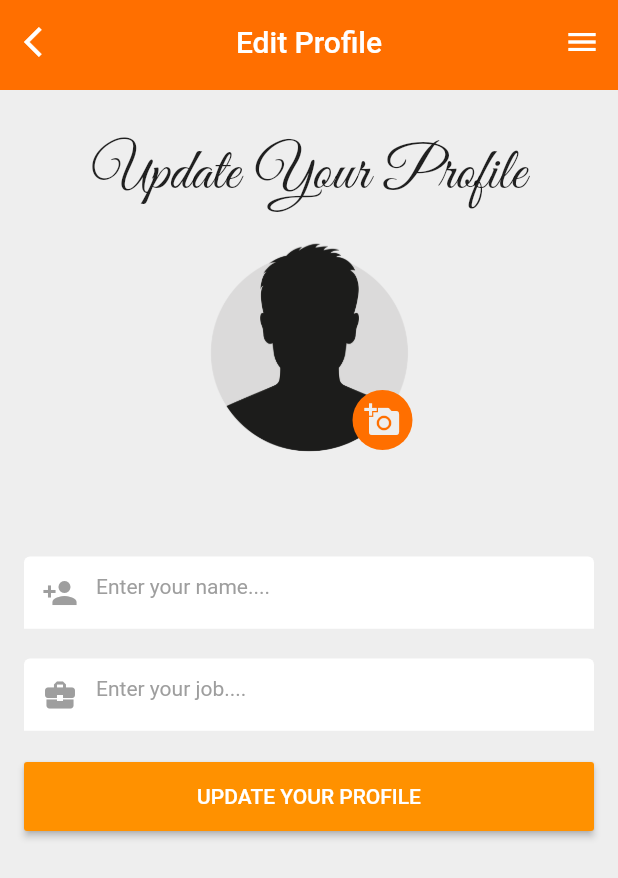
After one commit to amroeldewiny/flutter-profile, a Flutter app: the ProfileMe screen opened directly, on a phone screen of 412 x 824 dp. The commit adds this screen. Shown: the top 878 px of the screen. Run offline on Flutter 3.47's test engine with Material 2 defaults, Android fonts, the phone set to English and light mode, and no system bars; our stand-ins replace cloud_firestore, firebase_auth, flutter_spinkit; accounts and stored records are empty.

Commit message:
add edit profile level 1

```diff
--- a/lib/core/services/auth.dart
+++ b/lib/core/services/auth.dart
@@ -55,6 +55,12 @@ class AuthService {
     return user;
   }
 
+  currentUser() async {
+    final FirebaseUser user = await _auth.currentUser();
+    final uid = user.uid;
+    return uid;
+  }
+
   // verification to each new registred user
   Future<void> sendEmailVerification() async {
     FirebaseUser user = await _auth.currentUser();
--- a/lib/core/services/task.dart
+++ b/lib/core/services/task.dart
@@ -1,4 +1,5 @@
 import 'dart:async';
+import 'package:baobabart/core/models/profile.dart';
 import 'package:cloud_firestore/cloud_firestore.dart';
 
 class TaskService {
--- /dev/null
+++ b/lib/ui/views/dashbaord/profile_me.dart
@@ -0,0 +1,152 @@
+import 'package:flutter/material.dart';
+import 'package:baobabart/core/models/user.dart';
+import 'package:baobabart/core/services/database.dart';
+import 'package:provider/provider.dart';
+import 'package:baobabart/ui/widgets/baobabappbar.dart';
+import 'package:baobabart/ui/widgets/baobabdawer.dart';
+import 'package:baobabart/ui/widgets/baobabloading.dart';
+import 'package:baobabart/ui/views/dashbaord/dashboard.dart';
+import 'package:baobabart/ui/widgets/baobabbutton.dart';
+import 'package:baobabart/ui/widgets/baobabinput.dart';
+import 'package:baobabart/ui/widgets/baobabtheme.dart';
+
+class ProfileMe extends StatefulWidget {
+  @override
+  _ProfileMeState createState() => _ProfileMeState();
+}
+
+class _ProfileMeState extends State<ProfileMe> {
+  final _formKey = GlobalKey<FormState>();
+  final GlobalKey<ScaffoldState> _drawerKey = new GlobalKey<ScaffoldState>();
+
+  // form values
+  String currentName;
+  String currentJob;
+  String currentImage;
+  @override
+  Widget build(BuildContext context) {
+    User user = Provider.of<User>(context);
+    return Scaffold(
+      key: _drawerKey,
+      drawer: BaobabDrawer(),
+      backgroundColor: BaobabTheme.primary,
+      appBar: BaobabAppBar(
+        title: 'Edit Profile',
+        callback: () => _drawerKey.currentState.openDrawer(),
+      ),
+      body: Padding(
+        padding: const EdgeInsets.all(16.0),
+        child: StreamBuilder<UserProfile>(
+          stream: DatabaseService(uid: user.uid).userProfile,
+          builder: (context, snapshot) {
+            if (snapshot.hasData) {
+              UserProfile userProfile = snapshot.data;
+              return Form(
+                key: _formKey,
+                child: Column(
+                  children: [
+                    Padding(
+                      padding: const EdgeInsets.only(top: 15.0),
+                      child: Center(
+                        child: Text(
+                          'Update Your Profile',
+                          style: TextStyle(
+                            fontSize: 40.0,
+                            fontFamily: 'GreatVibes',
+                          ),
+                        ),
+                      ),
+                    ),
+                    SizedBox(height: 20.0),
+                    Padding(
+                      padding: const EdgeInsets.fromLTRB(0, 0, 0, 50),
+                      child: Stack(
+                        children: <Widget>[
+                          CircleAvatar(
+                            radius: 70,
+                            backgroundColor: Colors.transparent,
+                            child: ClipOval(
+                              child: currentImage != null
+                                  ? userProfile.image
+                                  : Image.asset(
+                                      'assets/images/no_user.png',
+                                      height: 150,
+                                      width: 150,
+                                      fit: BoxFit.cover,
+                                    ),
+                            ),
+                          ),
+                          Positioned(
+                            bottom: 1,
+                            right: 1,
+                            child: Container(
+                              height: 40,
+                              width: 40,
+                              child: Icon(
+                                Icons.add_a_photo,
+                                color: BaobabTheme.primary,
+                              ),
+                              decoration: BoxDecoration(
+                                  color: BaobabTheme.secondary,
+                                  borderRadius:
+                                      BorderRadius.all(Radius.circular(20))),
+                            ),
+                          )
+                        ],
+                      ),
+                    ),
+                    SizedBox(height: 20.0),
+                    TextFormField(
+                      style: BaobabFieldStyle(),
+                      initialValue: userProfile.name,
+                      validator: (value) =>
+                          value.isEmpty ? 'Enter an name' : null,
+                      onChanged: (value) =>
+                          setState(() => currentName = value.trim()),
+                      decoration: BaobabInputDecoration(
+                          "Enter your name....", Icons.person_add),
+                    ),
+                    SizedBox(height: 20.0),
+                    TextFormField(
+                      style: BaobabFieldStyle(),
+                      initialValue: userProfile.job,
+                      validator: (value) =>
+                          value.isEmpty ? 'Enter an job' : null,
+                      onChanged: (value) =>
+                          setState(() => currentJob = value.trim()),
+                      decoration: BaobabInputDecoration(
+                          "Enter your job....", Icons.business_center),
+                    ),
+                    SizedBox(
+                      height: 20.0,
+                    ),
+                    BaobabButton(
+                      text: 'Update your profile',
+                      callback: () async {
+                        if (_formKey.currentState.validate()) {
+                          await DatabaseService(uid: user.uid).updateUserData(
+                            user.uid,
+                            currentName ?? snapshot.data.name,
+                            userProfile.email,
+                            currentJob ?? snapshot.data.name,
+                            userProfile.image,
+                          );
+                          await Navigator.pushReplacement(
+                              context,
+                              MaterialPageRoute(
+                                  builder: (context) => Dashboard(
+                                      //profile: this.profile,
+                                      )));
+                        }
+                      },
+                    ),
+                  ],
+                ),
+              );
+            }
+          },
+        ),
+      ),
+    );
+  }
+}
--- a/lib/ui/views/dashbaord/todo.dart
+++ b/lib/ui/views/dashbaord/todo.dart
@@ -60,8 +60,8 @@ class _TodoState extends State<Todo> {
                       FlatButton(
                         onPressed: () {
                           setState(() {
-                            _task.createTasks(
-                                'uid', task, 'some dome description', false);
+                            _task.createTasks('mlsdqlfjdsqlmkjflmkqdsjmlkfj',
+                                task, 'some dome description', false);
                           });
                           Navigator.of(context).pop();
                         },
--- a/lib/ui/widgets/baobabdawer.dart
+++ b/lib/ui/widgets/baobabdawer.dart
@@ -7,6 +7,7 @@ import 'package:baobabart/ui/views/dashbaord/dashboard.dart';
 import 'package:baobabart/ui/views/dashbaord/profile_single.dart';
 import 'package:baobabart/ui/views/dashbaord/todo.dart';
 import 'package:baobabart/ui/views/dashbaord/settings.dart';
+import 'package:baobabart/ui/views/dashbaord/profile_me.dart';
 import 'package:provider/provider.dart';
 
 class BaobabDrawer extends StatefulWidget {
@@ -102,8 +103,8 @@ class _BaobabDrawerState extends State<BaobabDrawer> {
                           await Navigator.pushReplacement(
                               context,
                               MaterialPageRoute(
-                                  builder: (context) => ProfileSingle(
-                                        profile: this.profile,
+                                  builder: (context) => ProfileMe(
+                                      //profile: this.profile,
                                       )));
                         },
                       ),
@@ -115,8 +116,12 @@ class _BaobabDrawerState extends State<BaobabDrawer> {
                         ),
                         leading: Icon(Icons.apps),
                         onTap: () async {
-                          await Navigator.pushReplacement(context,
-                              MaterialPageRoute(builder: (context) => Todo()));
+                          await Navigator.pushReplacement(
+                              context,
+                              MaterialPageRoute(
+                                  builder: (context) => Todo(
+                                        profile: this.profile,
+                                      )));
                         },
                       ),
                       ListTile(
@@ -130,7 +135,9 @@ class _BaobabDrawerState extends State<BaobabDrawer> {
                           await Navigator.pushReplacement(
                               context,
                               MaterialPageRoute(
-                                  builder: (context) => Settings()));
+                                  builder: (context) => Settings(
+                                        profile: this.profile,
+                                      )));
                         },
                       ),
                       ListTile(
```
